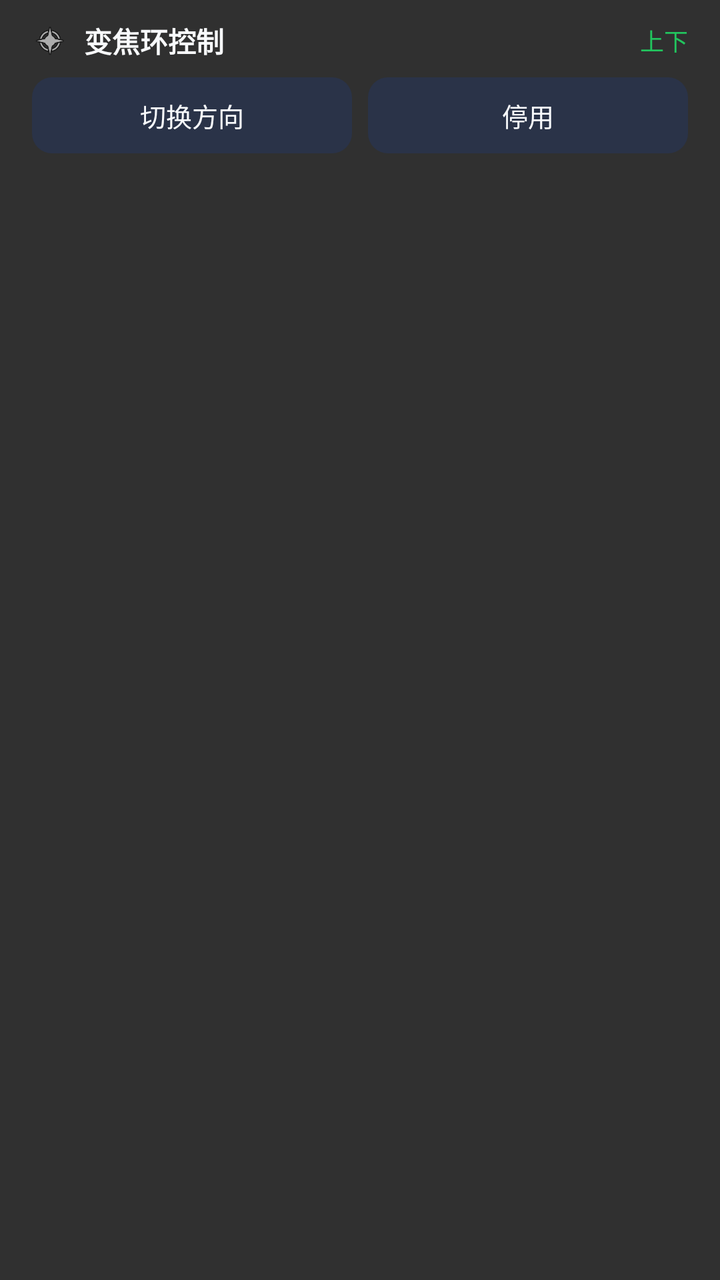
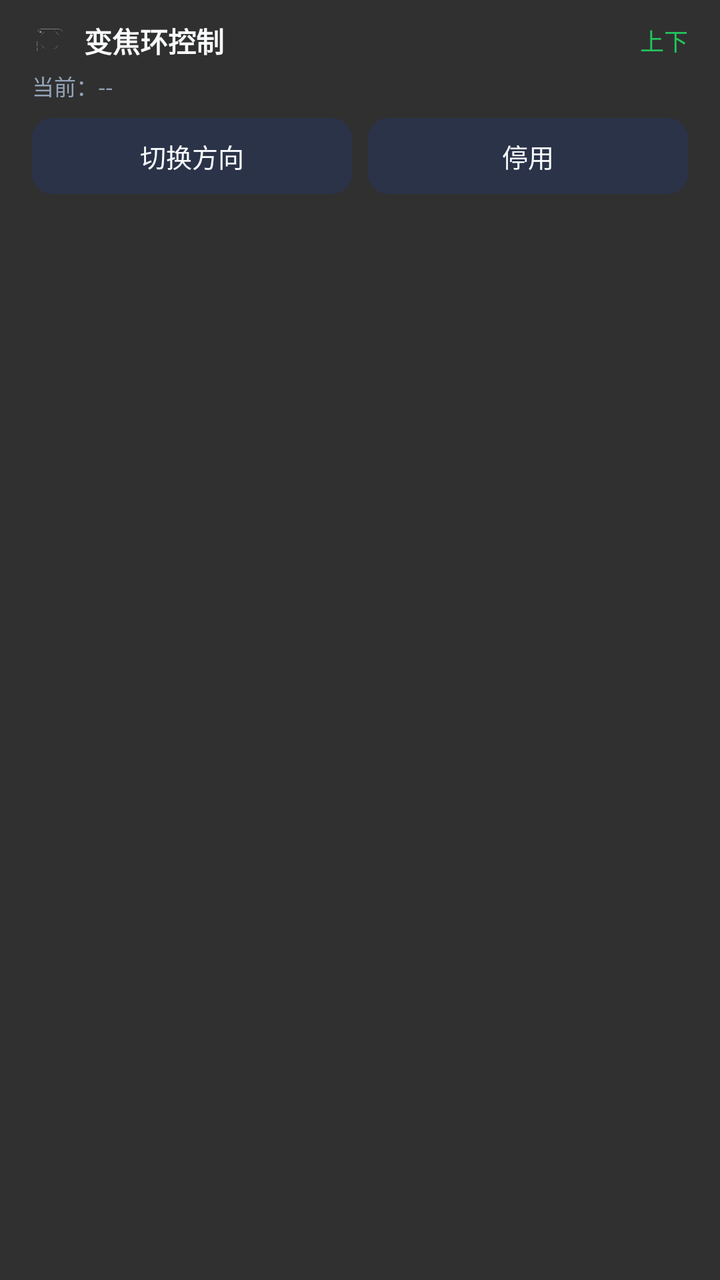

Screens rendered from an Android XML layout before and after an edit, with the pre-edit source and the edit as a unified diff.
<!-- AndroidManifest.xml: application theme android:Theme.Material.NoActionBar -->
<!-- res/layout/notif_layout.xml -->
<?xml version="1.0" encoding="utf-8"?>
<LinearLayout xmlns:android="http://schemas.android.com/apk/res/android"
    android:layout_width="match_parent"
    android:layout_height="wrap_content"
    android:orientation="vertical"
    android:paddingLeft="16dp"
    android:paddingRight="16dp"
    android:paddingTop="10dp"
    android:paddingBottom="10dp">

    <LinearLayout
        android:layout_width="match_parent"
        android:layout_height="wrap_content"
        android:orientation="horizontal"
        android:gravity="center_vertical">

        <ImageView
            android:id="@+id/notif_icon"
            android:layout_width="18dp"
            android:layout_height="18dp"
            android:src="@android:drawable/ic_menu_compass"
            android:contentDescription="@null" />

        <TextView
            android:id="@+id/notif_title"
            android:layout_width="0dp"
            android:layout_height="wrap_content"
            android:layout_weight="1"
            android:layout_marginStart="8dp"
            android:text="变焦环控制"
            android:textColor="#F8FAFC"
            android:textSize="14sp"
            android:textStyle="bold" />

        <TextView
            android:id="@+id/notif_state"
            android:layout_width="wrap_content"
            android:layout_height="wrap_content"
            android:text="上下"
            android:textColor="#22C55E"
            android:textSize="12sp" />
    </LinearLayout>

    <LinearLayout
        android:layout_width="match_parent"
        android:layout_height="wrap_content"
        android:layout_marginTop="8dp"
        android:orientation="horizontal">

        <TextView
            android:id="@+id/btn_axis"
            android:layout_width="0dp"
            android:layout_height="38dp"
            android:layout_weight="1"
            android:background="@drawable/bg_notif_btn"
            android:gravity="center"
            android:text="切换方向"
            android:textColor="#F8FAFC"
            android:textSize="13sp" />

        <TextView
            android:id="@+id/btn_toggle"
            android:layout_width="0dp"
            android:layout_height="38dp"
            android:layout_weight="1"
            android:layout_marginStart="8dp"
            android:background="@drawable/bg_notif_btn"
            android:gravity="center"
            android:text="停用"
            android:textColor="#F8FAFC"
            android:textSize="13sp" />
    </LinearLayout>
</LinearLayout>
<!-- resources referenced by this layout -->
<resources>
  <!-- drawable bg_notif_btn (drawable) -->
  <?xml version="1.0" encoding="utf-8"?>
  <shape xmlns:android="http://schemas.android.com/apk/res/android"
      android:shape="rectangle">
      <solid android:color="#2A3348" />
      <corners android:radius="10dp" />
  </shape>
</resources>

<!-- the commit's change to res/layout/notif_layout.xml (unified diff, before → after) -->
@@ -18,7 +18,7 @@
             android:id="@+id/notif_icon"
             android:layout_width="18dp"
             android:layout_height="18dp"
-            android:src="@android:drawable/ic_menu_compass"
+            android:src="@drawable/ic_notif"
             android:contentDescription="@null" />
 
         <TextView
@@ -40,6 +40,15 @@
             android:textColor="#22C55E"
             android:textSize="12sp" />
     </LinearLayout>
+
+    <TextView
+        android:id="@+id/notif_app"
+        android:layout_width="match_parent"
+        android:layout_height="wrap_content"
+        android:layout_marginTop="4dp"
+        android:text="当前：--"
+        android:textColor="#94A3B8"
+        android:textSize="11sp" />
 
     <LinearLayout
         android:layout_width="match_parent"
<!-- resource entries referenced after the edit -->
@@ -7,5 +7,6 @@
       <solid android:color="#2A3348" />
       <corners android:radius="10dp" />
   </shape>
+  <!-- drawable ic_notif: png bitmap (drawable-hdpi, 105 bytes) -->
 </resources>
 
